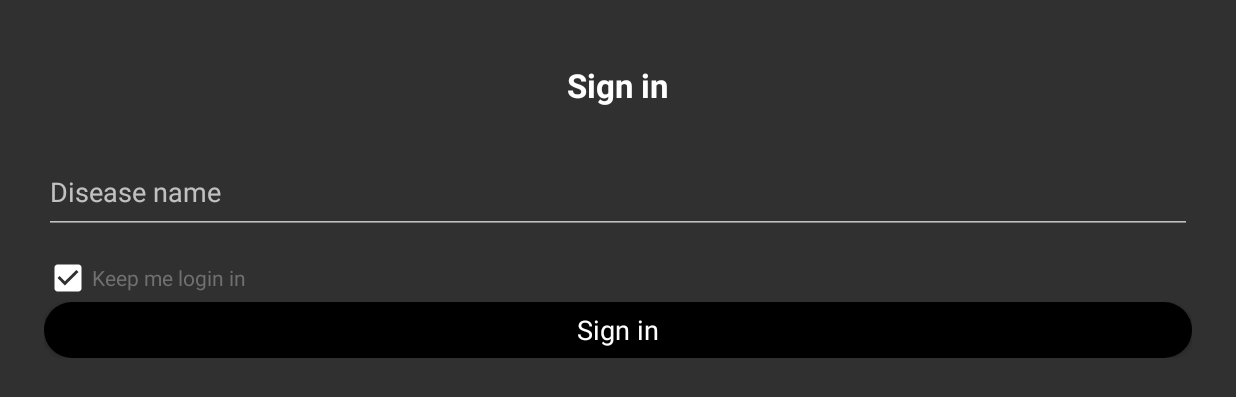
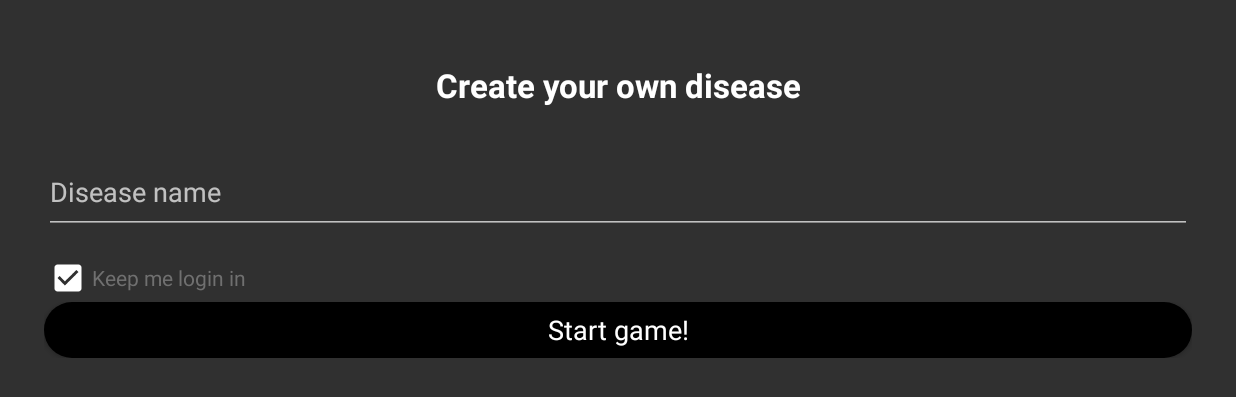
Before and after one commit to romanhavdulskyi/NCov2020, an Android app: the screen it shows after launch (MainActivity), on a phone screen of 824 x 412 dp (held sideways). Shown: the top 397 px of the screen. Run offline under Robolectric (Android 15) with nearby library versions, the light colour scheme and no system bars; our stand-ins replace Room's generated code, Timber, data binding; libraries missing offline, so code that uses them is left out: com.mapbox.geojson, com.mapbox.mapboxsdk.

Commit message:
Changed messages

```diff
--- a/app/src/main/res/layout/login_fragment.xml
+++ b/app/src/main/res/layout/login_fragment.xml
@@ -36,7 +36,7 @@
                     android:layout_marginTop="42dp"
                     android:fontFamily="sans-serif"
                     android:gravity="center"
-                    android:text="@string/nCov_login"
+                    android:text="Create your own disease"
                     android:textColor="@color/colorWhite"
                     android:textSize="22sp"
                     android:textStyle="normal|bold" />
@@ -81,7 +81,7 @@
                         android:layout_height="37sp"
                         android:layout_gravity="center_horizontal"
                         android:onClick="@{viewModel::onLoginClicked}"
-                        android:text="@string/sign_in" />
+                        android:text="Start game!" />
 
                 </LinearLayout>
 
```
